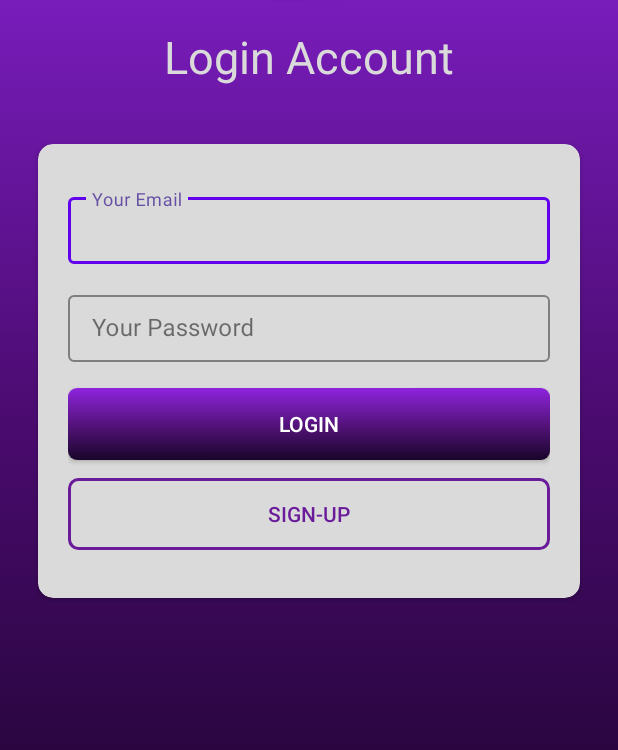
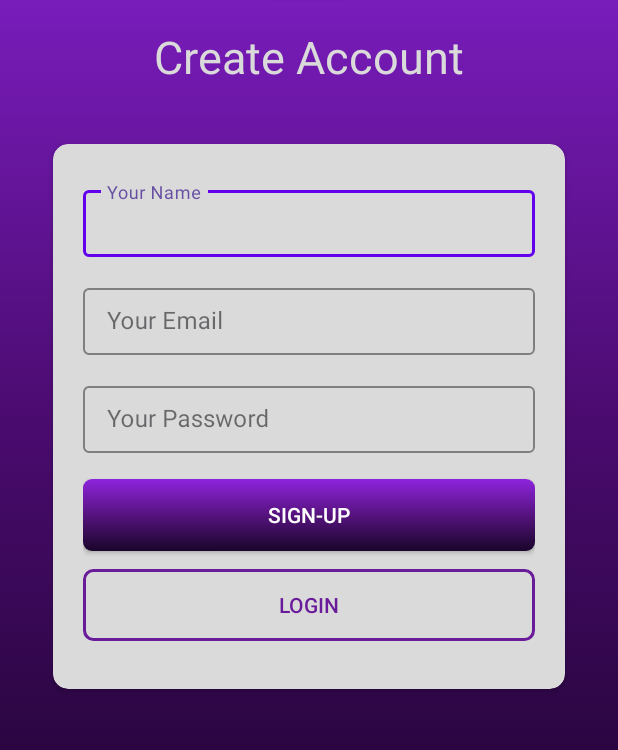
Before and after one commit to Vikram-Dingre/JobSphere, an Android app: the layout activity_common_register.xml on its own in the app's theme, with its tools: preview values and no code run, on a phone screen of 412 x 824 dp, the part 196-946 px from its top. Run offline under Robolectric (Android 15) with nearby library versions, the light colour scheme and no system bars; Roboto replaces fonts that are not available here.

Commit message:
Our New Scalable Folder Structure --> Vikram Dingre

```diff
--- a/app/src/main/AndroidManifest.xml
+++ b/app/src/main/AndroidManifest.xml
@@ -19,13 +19,13 @@
             android:name=".Recruiter.Activities.RecruiterHomeActivity"
             android:exported="false" />
         <activity
-            android:name=".CommonActivities.RegisterActivity"
+            android:name=".Common.Activities.CommonRegisterActivity"
             android:exported="false" />
         <activity
-            android:name=".CommonActivities.LoginActivity"
+            android:name=".Common.Activities.CommonLoginActivity"
             android:exported="false" />
         <activity
-            android:name=".CommonActivities.SplashActivity"
+            android:name=".Common.Activities.CommonSplashActivity"
             android:exported="true">
             <intent-filter>
                 <action android:name="android.intent.action.MAIN" />
--- a/app/src/main/res/layout/activity_login.xml
+++ b/app/src/main/res/layout/activity_common_register.xml
@@ -6,7 +6,7 @@
     android:layout_width="match_parent"
     android:layout_height="match_parent"
     android:background="@drawable/gradient_splash_bg"
-    tools:context=".CommonActivities.LoginActivity">
+    tools:context=".Common.Activities.CommonRegisterActivity">
 
     <androidx.cardview.widget.CardView
         android:id="@+id/cardView"
@@ -41,7 +41,7 @@
         android:layout_height="wrap_content"
         android:layout_marginTop="12dp"
         android:fontFamily="@font/carter_one"
-        android:text="Login Account"
+        android:text="Create Account"
         android:textColor="@color/dadada"
         android:textSize="30sp"
         app:layout_constraintEnd_toEndOf="parent"
@@ -51,7 +51,7 @@
     <androidx.cardview.widget.CardView
         android:layout_width="match_parent"
         android:layout_height="wrap_content"
-        android:layout_marginHorizontal="20dp"
+        android:layout_marginHorizontal="30dp"
         android:layout_marginTop="32dp"
         app:cardBackgroundColor="@color/dadada"
         app:cardCornerRadius="10dp"
@@ -70,7 +70,28 @@
             android:orientation="vertical">
 
             <com.google.android.material.textfield.TextInputLayout
-                android:id="@+id/tilLoginEmail"
+                android:id="@+id/tilRegisterName"
+                style="@style/Widget.MaterialComponents.TextInputLayout.OutlinedBox"
+                android:layout_width="match_parent"
+                android:layout_height="50dp"
+                android:layout_marginVertical="5dp"
+                android:hint="Your Name"
+                app:boxBackgroundMode="outline"
+                app:boxStrokeColor="#6200EE"
+                app:layout_constraintBottom_toBottomOf="parent"
+                app:layout_constraintEnd_toEndOf="parent"
+                app:layout_constraintStart_toStartOf="parent"
+                app:layout_constraintTop_toTopOf="parent">
+
+                <com.google.android.material.textfield.TextInputEditText
+                    android:id="@+id/tieRegisterName"
+                    android:layout_width="match_parent"
+                    android:layout_height="wrap_content"
+                    android:inputType="text" />
+            </com.google.android.material.textfield.TextInputLayout>
+
+            <com.google.android.material.textfield.TextInputLayout
+                android:id="@+id/tilRegisterEmail"
                 style="@style/Widget.MaterialComponents.TextInputLayout.OutlinedBox"
                 android:layout_width="match_parent"
                 android:layout_height="50dp"
@@ -84,14 +105,14 @@
                 app:layout_constraintTop_toTopOf="parent">
 
                 <com.google.android.material.textfield.TextInputEditText
-                    android:id="@+id/tieLoginEmail"
+                    android:id="@+id/tieRegisterEmail"
                     android:layout_width="match_parent"
                     android:layout_height="wrap_content"
                     android:inputType="textEmailAddress" />
             </com.google.android.material.textfield.TextInputLayout>
 
             <com.google.android.material.textfield.TextInputLayout
-                android:id="@+id/tilLoginPhone"
+                android:id="@+id/tilRegisterPassword"
                 style="@style/Widget.MaterialComponents.TextInputLayout.OutlinedBox"
                 android:layout_width="match_parent"
                 android:layout_height="50dp"
@@ -105,33 +126,35 @@
                 app:layout_constraintTop_toTopOf="parent">
 
                 <com.google.android.material.textfield.TextInputEditText
-                    android:id="@+id/tieLoginPhone"
+                    android:id="@+id/tieRegisterPassword"
                     android:layout_width="match_parent"
                     android:layout_height="wrap_content"
-                    android:inputType="text" />
+                    android:inputType="phone" />
             </com.google.android.material.textfield.TextInputLayout>
 
+
             <androidx.appcompat.widget.AppCompatButton
-                android:id="@+id/acbLoginLogin"
+                android:id="@+id/acbRegisterSignUp"
                 android:layout_width="match_parent"
                 android:layout_height="wrap_content"
                 android:layout_gravity="center_horizontal"
                 android:layout_marginVertical="12dp"
                 android:background="@drawable/button_shape_with_bg_gradient"
-                android:text="Login"
+                android:text="Sign-Up"
                 android:textColor="@color/white" />
 
             <androidx.appcompat.widget.AppCompatButton
-                android:id="@+id/acbLoginSignUp"
+                android:id="@+id/acbRegisterLogin"
                 android:layout_width="match_parent"
                 android:layout_height="wrap_content"
                 android:layout_gravity="center_horizontal"
                 android:layout_marginBottom="12dp"
                 android:background="@drawable/button_shape_borders_only"
-                android:text="Sign-Up"
+                android:text="Login"
                 android:textAllCaps="true"
                 android:textColor="@color/primary" />
         </LinearLayout>
+
 
     </androidx.cardview.widget.CardView>
 
--- a/app/src/main/res/layout/activity_splash.xml
+++ b/app/src/main/res/layout/activity_common_splash.xml
@@ -6,7 +6,7 @@
     android:layout_width="match_parent"
     android:background="@drawable/gradient_splash_bg"
     android:layout_height="match_parent"
-    tools:context=".CommonActivities.SplashActivity">
+    tools:context=".Common.Activities.CommonSplashActivity">
     <TextView
         android:layout_width="wrap_content"
         android:layout_height="wrap_content"
```
Also changed, not shown: app/src/main/java/com/sphere/jobsphere/Candidate/Activities/CandidateHomeActivity.java (+1 -6 lines), app/src/main/java/com/sphere/jobsphere/Common/Activities/CommonLoginActivity.java (renamed from app/src/main/java/com/sphere/jobsphere/CommonActivities/LoginActivity.java, +4 -4 lines), app/src/main/java/com/sphere/jobsphere/Common/Activities/CommonRegisterActivity.java (renamed from app/src/main/java/com/sphere/jobsphere/CommonActivities/RegisterActivity.java, +4 -4 lines), app/src/main/java/com/sphere/jobsphere/Common/Activities/CommonSplashActivity.java (renamed from app/src/main/java/com/sphere/jobsphere/CommonActivities/SplashActivity.java, +4 -4 lines), app/src/main/res/layout/activity_common_login.xml (renamed from app/src/main/res/layout/activity_register.xml, +12 -35 lines).
